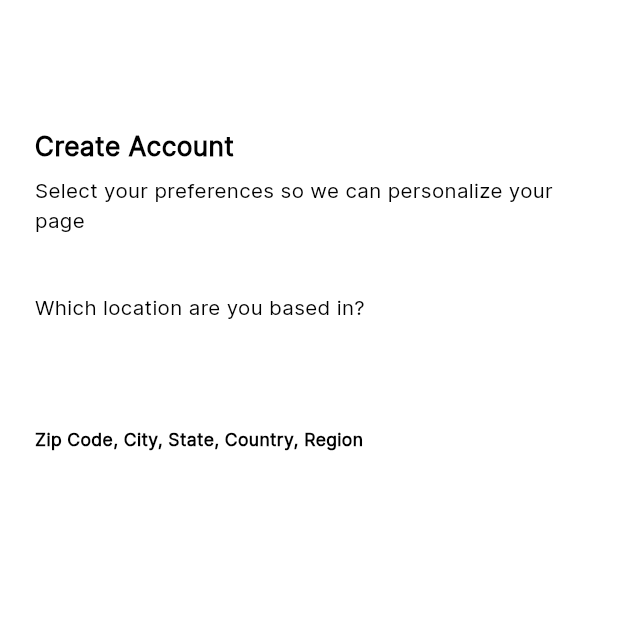
After one commit to sagorahamed1/Crew_Love, a Flutter app: the CreateAccountWithLocationScreeen screen opened by its route, on a phone screen of 412 x 824 dp, the top half of it. The commit adds this screen. Run offline on Flutter 3.47's test engine with Material 3 defaults, Android fonts, the phone set to English and light mode, and no system bars; our stand-ins replace flutter_screenutil, flutter_svg, get.

Commit message:
create account with location screen

```diff
--- a/lib/routes/app_routes.dart
+++ b/lib/routes/app_routes.dart
@@ -1,19 +1,22 @@
 import 'package:get/get.dart';
 
 import '../views/screens/onboarding_section/create_account_with_email/create_account_with_email_screen.dart';
-import '../views/screens/onboarding_section/create_account_with_fb_google/create_account_with_fb_google_screen.dart';
+import '../views/screens/onboarding_section/create_account_with_google/create_account_with_fb_google_screen.dart';
+import '../views/screens/onboarding_section/create_account_with_location/create_account_with_location_screen.dart';
 import '../views/screens/onboarding_section/log_in/log_in_screen.dart';
 
 class AppRoutes {
    static const String logInScreen = "/LogInScreen.dart";
    static const String createAccountWithFbGoogleScreen = "/CreateAccountWithFbGoogleScreen.dart";
    static const String createAccountWithEmailScreen = "/CreateAccountWithEmailScreen.dart";
+   static const String createAccountWithLocationScreeen = "/CreateAccountWithLocationScreeen.dart";
 
 
   static List<GetPage> get routes => [
      GetPage(name: logInScreen, page: () => LogInScreen()),
      GetPage(name: createAccountWithFbGoogleScreen, page: () => CreateAccountWithFbGoogleScreen()),
      GetPage(name: createAccountWithEmailScreen, page: () => CreateAccountWithEmailScreen()),
+     GetPage(name: createAccountWithLocationScreeen, page: () => CreateAccountWithLocationScreeen()),
 
   ];
 }
--- a/lib/utils/app_strings.dart
+++ b/lib/utils/app_strings.dart
@@ -9,4 +9,7 @@ class AppStrings{
   static const String logIn = "Log In";
   static const String uploadProfilePictureorAvatar = "Upload Profile Picture or Avatar";
   static const String reenterPassword = "Re-enter Password";
+  static const String selectYourPreferences = "Select your preferences so we can personalize your page";
+  static const String whichLocationareyoubasedIn = "Which location are you based in?";
+  static const String zipCodeCityState = "Zip Code, City, State, Country, Region";
 }
--- a/lib/views/screens/onboarding_section/create_account_with_email/create_account_with_email_screen.dart
+++ b/lib/views/screens/onboarding_section/create_account_with_email/create_account_with_email_screen.dart
@@ -3,6 +3,7 @@ import 'package:flutter/material.dart';
 import 'package:flutter/widgets.dart';
 import 'package:flutter_screenutil/flutter_screenutil.dart';
 import 'package:get/get.dart';
+import 'package:love_crew/routes/app_routes.dart';
 import 'package:love_crew/utils/app_colors.dart';
 import 'package:love_crew/utils/app_images.dart';
 import 'package:love_crew/utils/dimentions.dart';
@@ -27,7 +28,7 @@ class CreateAccountWithEmailScreen extends StatelessWidget {
         child: Column(
           crossAxisAlignment: CrossAxisAlignment.start,
           children: [
-            ///------------------------------crew love text-------------------------->
+            ///------------------------------create acount text-------------------------->
             CustomText(
               text: AppStrings.createAccount,
               fontWeight: FontWeight.w700,
@@ -199,7 +200,7 @@ class CreateAccountWithEmailScreen extends StatelessWidget {
                 borderColor: AppColors.primaryColor,
                 bottonColor: AppColors.primaryColor,
                 ontap: () {
-                  // Get.back();
+                  Get.toNamed(AppRoutes.createAccountWithLocationScreeen);
                 },
               )
             ],
--- /dev/null
+++ b/lib/views/screens/onboarding_section/create_account_with_location/create_account_with_location_screen.dart
@@ -0,0 +1,60 @@
+import 'package:flutter/material.dart';
+import 'package:flutter_screenutil/flutter_screenutil.dart';
+import 'package:love_crew/utils/dimentions.dart';
+
+import '../../../../utils/app_strings.dart';
+import '../../../widgets/custom_text.dart';
+
+class CreateAccountWithLocationScreeen extends StatelessWidget {
+  const CreateAccountWithLocationScreeen({super.key});
+
+  @override
+  Widget build(BuildContext context) {
+    return Scaffold(
+      body: SafeArea(
+        child: Padding(
+          padding: EdgeInsets.symmetric(horizontal: Dimensions.paddingSizeDefault.w),
+          child: Column(
+            crossAxisAlignment: CrossAxisAlignment.start,
+            children: [
+
+              CustomText(
+                text: AppStrings.createAccount,
+                fontWeight: FontWeight.w700,
+                fontsize: 18.h,
+                top: 87.h,
+                bottom: 7.h,
+              ),
+              CustomText(
+                textAlign: TextAlign.start,
+                maxline: 3,
+                text: AppStrings.selectYourPreferences,
+                bottom: 39.h,
+              ),
+
+
+
+
+
+              CustomText(
+                textAlign: TextAlign.start,
+                text: AppStrings.whichLocationareyoubasedIn,
+                bottom: 71.h,
+              ),
+
+
+
+              CustomText(
+                textAlign: TextAlign.start,
+                fontsize: 12.h,
+                text: AppStrings.zipCodeCityState,
+                fontWeight: FontWeight.w600,
+                bottom: 71.h,
+              ),
+            ],
+          ),
+        ),
+      ),
+    );
+  }
+}
```
Also changed, not shown: lib/views/screens/onboarding_section/create_account_with_google/create_account_with_fb_google_screen.dart (renamed from lib/views/screens/onboarding_section/create_account_with_fb_google/create_account_with_fb_google_screen.dart), lib/views/screens/onboarding_section/create_account_with_google/inner_widgets/custom_button.dart (renamed from lib/views/screens/onboarding_section/create_account_with_fb_google/inner_widgets/custom_button.dart).
